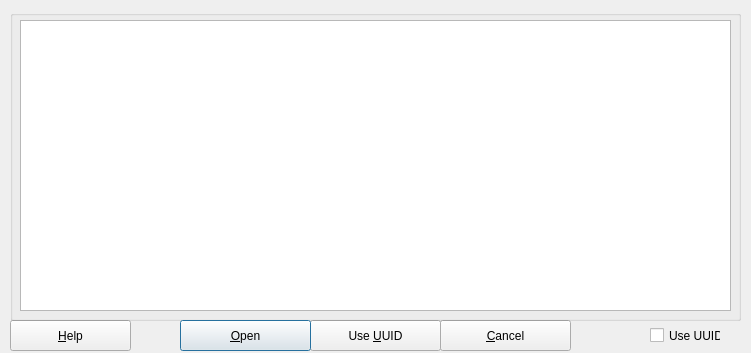
Before: the Qt Designer form zuluCrypt-gui/openvolume.ui in mhogomchungu/zuluCrypt, drawn with Qt 5.
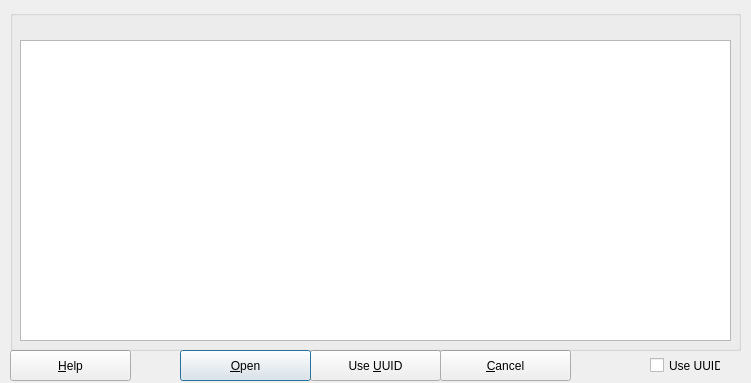
After: the same form once the commit is applied.

The edit to the form file:
```diff
--- a/zuluCrypt-gui/openvolume.ui
+++ b/zuluCrypt-gui/openvolume.ui
@@ -10,7 +10,7 @@
     <x>0</x>
     <y>0</y>
     <width>751</width>
-    <height>353</height>
+    <height>383</height>
    </rect>
   </property>
   <property name="windowTitle">
@@ -26,7 +26,7 @@
    <property name="geometry">
     <rect>
      <x>650</x>
-     <y>320</y>
+     <y>350</y>
      <width>71</width>
      <height>31</height>
     </rect>
@@ -39,7 +39,7 @@
    <property name="geometry">
     <rect>
      <x>10</x>
-     <y>320</y>
+     <y>350</y>
      <width>121</width>
      <height>31</height>
     </rect>
@@ -55,7 +55,7 @@
    <property name="geometry">
     <rect>
      <x>310</x>
-     <y>320</y>
+     <y>350</y>
      <width>131</width>
      <height>31</height>
     </rect>
@@ -71,7 +71,7 @@
    <property name="geometry">
     <rect>
      <x>440</x>
-     <y>320</y>
+     <y>350</y>
      <width>131</width>
      <height>31</height>
     </rect>
@@ -92,7 +92,7 @@
      <x>10</x>
      <y>10</y>
      <width>731</width>
-     <height>311</height>
+     <height>341</height>
     </rect>
    </property>
    <property name="title">
@@ -102,9 +102,9 @@
     <property name="geometry">
      <rect>
       <x>10</x>
-      <y>10</y>
+      <y>30</y>
       <width>711</width>
-      <height>291</height>
+      <height>301</height>
      </rect>
     </property>
     <property name="editTriggers">
@@ -183,7 +183,7 @@
    <property name="geometry">
     <rect>
      <x>180</x>
-     <y>320</y>
+     <y>350</y>
      <width>131</width>
      <height>31</height>
     </rect>
```
